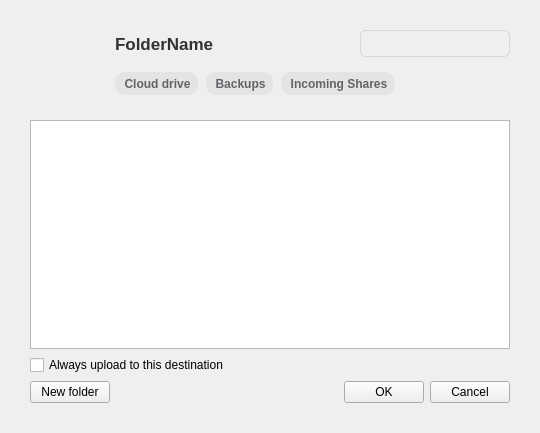
Above: src/MEGASync/gui/node_selector/gui/win/NodeSelectorTreeViewWidget.ui from meganz/MEGAsync before the change. Below: the same form after it.
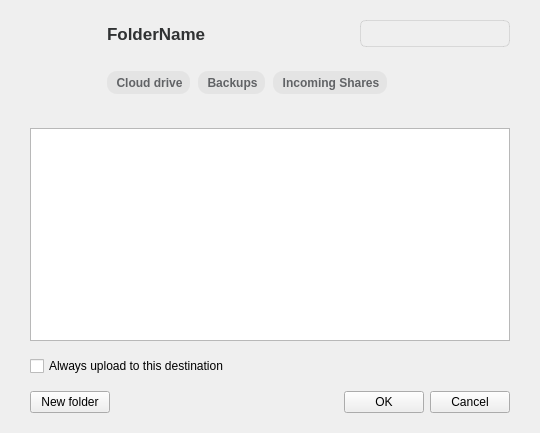
That is the form after the change. Icons and pictures are not drawn. Custom widgets are drawn as their Qt base class.

The edit to the form file:
```diff
--- a/src/MEGASync/gui/node_selector/gui/win/NodeSelectorTreeViewWidget.ui
+++ b/src/MEGASync/gui/node_selector/gui/win/NodeSelectorTreeViewWidget.ui
@@ -20,17 +20,20 @@
 }</string>
   </property>
   <layout class="QVBoxLayout" name="NodeSelectorWidgetLayout">
+   <property name="spacing">
+    <number>15</number>
+   </property>
    <property name="leftMargin">
     <number>30</number>
    </property>
    <property name="topMargin">
-    <number>30</number>
+    <number>20</number>
    </property>
    <property name="rightMargin">
     <number>30</number>
    </property>
    <property name="bottomMargin">
-    <number>30</number>
+    <number>20</number>
    </property>
    <item>
     <layout class="QGridLayout" name="gridLayout">
@@ -40,6 +43,9 @@
      <property name="bottomMargin">
       <number>10</number>
      </property>
+     <property name="horizontalSpacing">
+      <number>2</number>
+     </property>
      <item row="0" column="10">
       <widget class="SearchLineEdit" name="leSearch">
        <property name="minimumSize">
@@ -90,8 +96,8 @@
        </property>
        <property name="iconSize">
         <size>
-         <width>16</width>
-         <height>16</height>
+         <width>24</width>
+         <height>24</height>
         </size>
        </property>
       </widget>
@@ -195,8 +201,8 @@
        </property>
        <property name="iconSize">
         <size>
-         <width>16</width>
-         <height>16</height>
+         <width>24</width>
+         <height>24</height>
         </size>
        </property>
       </widget>
```
Left out of the diff: 10 changed lines with no effect on the pictures.
